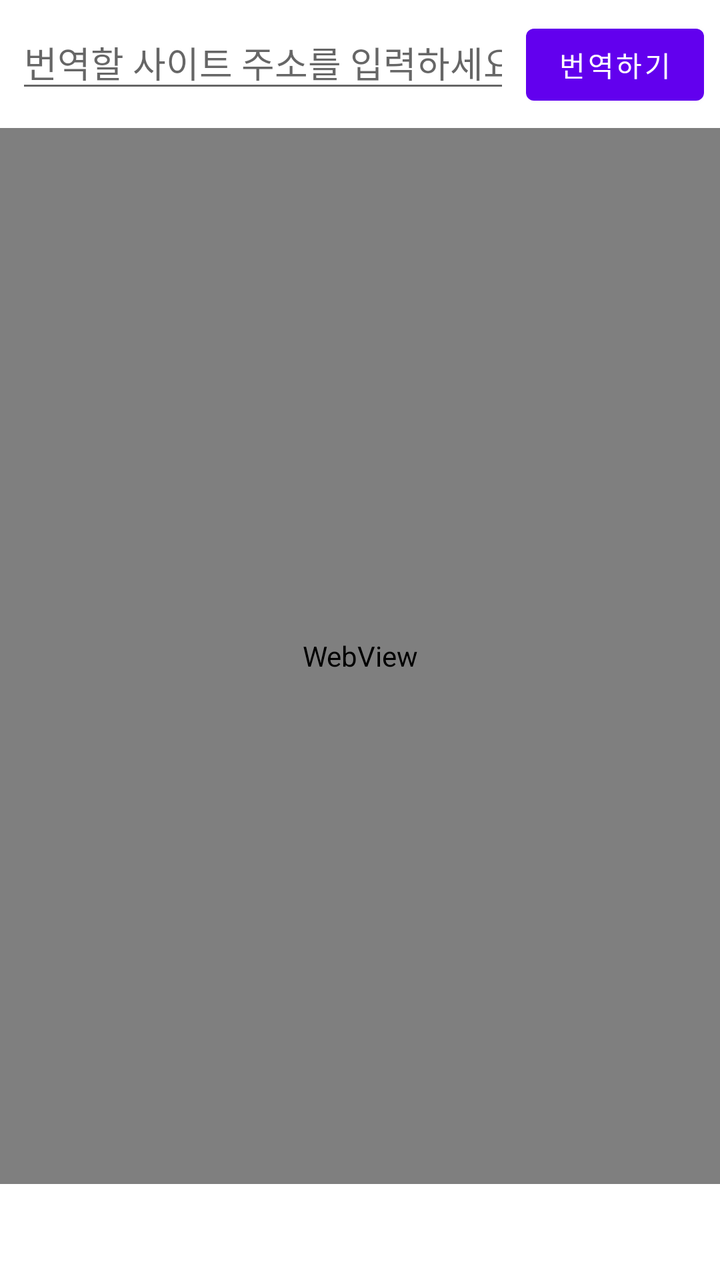
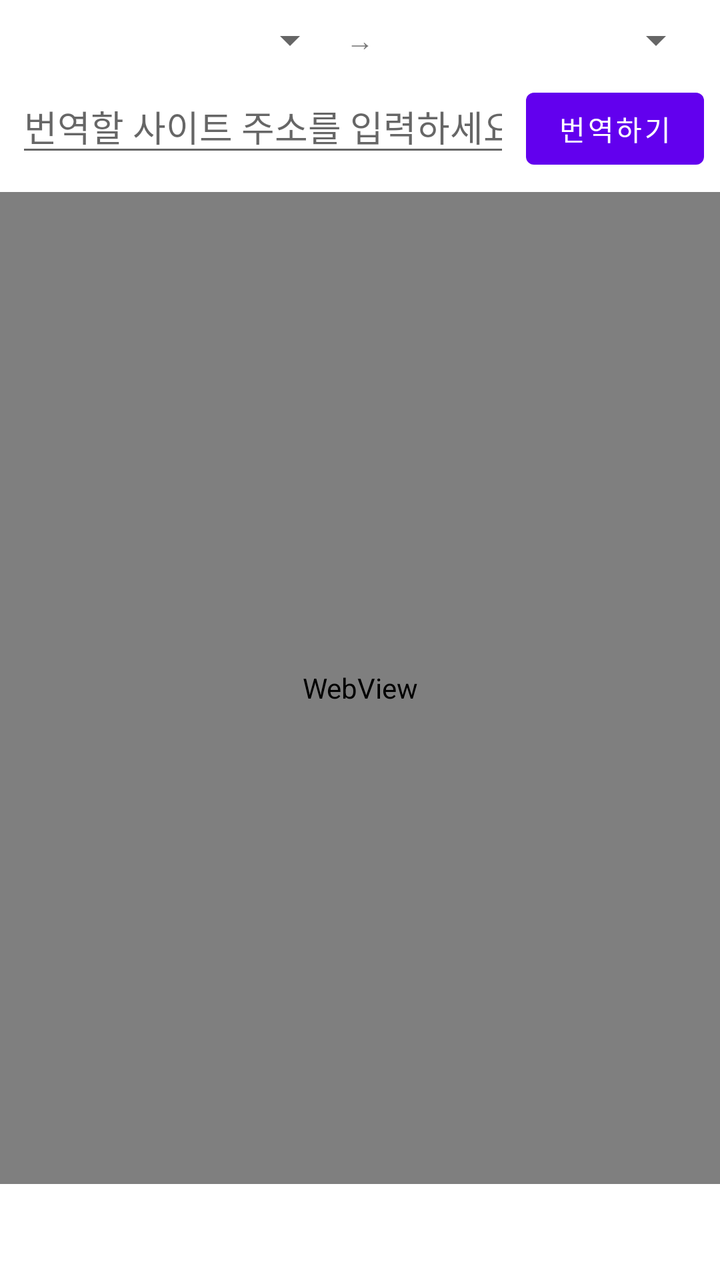

Two renders of the same Android screen: before a commit and after it. Below are the layout's source before the change and the commit's diff.
<!-- AndroidManifest.xml: application theme Theme.TranslateApp -->
<!-- res/layout/activity_main.xml -->
<?xml version="1.0" encoding="utf-8"?>
<LinearLayout xmlns:android="http://schemas.android.com/apk/res/android"
    android:layout_width="match_parent"
    android:layout_height="match_parent"
    android:orientation="vertical">

    <LinearLayout
        android:layout_width="match_parent"
        android:layout_height="wrap_content"
        android:orientation="horizontal"
        android:padding="8dp">

        <EditText
            android:id="@+id/editUrl"
            android:layout_width="0dp"
            android:layout_height="wrap_content"
            android:layout_weight="1"
            android:hint="@string/hint_url"
            android:imeOptions="actionGo"
            android:inputType="textUri"
            android:singleLine="true" />

        <Button
            android:id="@+id/btnTranslate"
            android:layout_width="wrap_content"
            android:layout_height="wrap_content"
            android:layout_marginStart="8dp"
            android:text="@string/btn_translate" />

    </LinearLayout>

    <ProgressBar
        android:id="@+id/progressBar"
        style="?android:attr/progressBarStyleHorizontal"
        android:layout_width="match_parent"
        android:layout_height="wrap_content"
        android:indeterminate="true"
        android:visibility="gone" />

    <WebView
        android:id="@+id/webView"
        android:layout_width="match_parent"
        android:layout_height="0dp"
        android:layout_weight="1" />

    <Button
        android:id="@+id/btnCheckUpdate"
        style="?android:attr/borderlessButtonStyle"
        android:layout_width="wrap_content"
        android:layout_height="wrap_content"
        android:layout_gravity="end"
        android:text="@string/btn_check_update"
        android:textSize="12sp" />

</LinearLayout>
<!-- resources referenced by this layout -->
<resources>
  <string name="btn_check_update">업데이트 확인</string>
  <string name="btn_translate">번역하기</string>
  <string name="hint_url">번역할 사이트 주소를 입력하세요</string>
  <style name="Theme.TranslateApp" parent="Theme.MaterialComponents.DayNight.NoActionBar" />
</resources>

<!-- the commit's change to res/layout/activity_main.xml (unified diff, before → after) -->
@@ -3,6 +3,36 @@
     android:layout_width="match_parent"
     android:layout_height="match_parent"
     android:orientation="vertical">
+
+    <LinearLayout
+        android:layout_width="match_parent"
+        android:layout_height="wrap_content"
+        android:orientation="horizontal"
+        android:paddingStart="8dp"
+        android:paddingTop="8dp"
+        android:paddingEnd="8dp">
+
+        <Spinner
+            android:id="@+id/spinnerSourceLang"
+            android:layout_width="0dp"
+            android:layout_height="wrap_content"
+            android:layout_weight="1" />
+
+        <TextView
+            android:layout_width="wrap_content"
+            android:layout_height="wrap_content"
+            android:layout_gravity="center_vertical"
+            android:paddingStart="4dp"
+            android:paddingEnd="4dp"
+            android:text="@string/arrow_to" />
+
+        <Spinner
+            android:id="@+id/spinnerTargetLang"
+            android:layout_width="0dp"
+            android:layout_height="wrap_content"
+            android:layout_weight="1" />
+
+    </LinearLayout>
 
     <LinearLayout
         android:layout_width="match_parent"
<!-- resource entries referenced after the edit -->
@@ -1,5 +1,6 @@
 <!-- resources referenced by this layout -->
 <resources>
+  <string name="arrow_to">→</string>
   <string name="btn_check_update">업데이트 확인</string>
   <string name="btn_translate">번역하기</string>
   <string name="hint_url">번역할 사이트 주소를 입력하세요</string>
